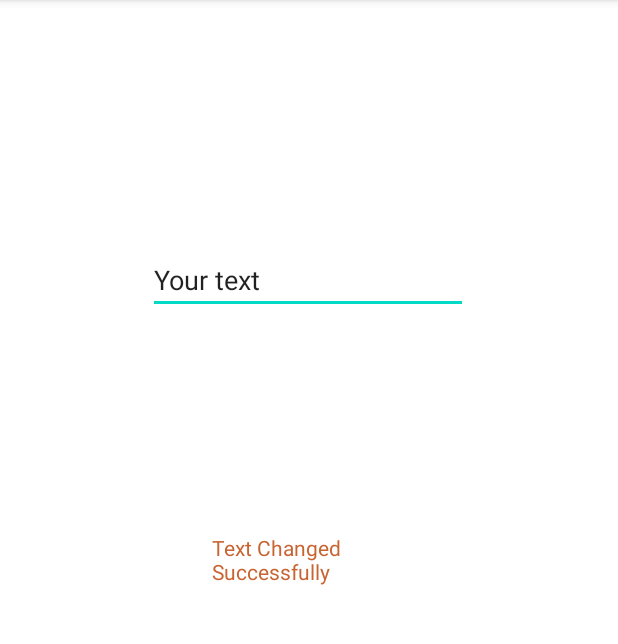
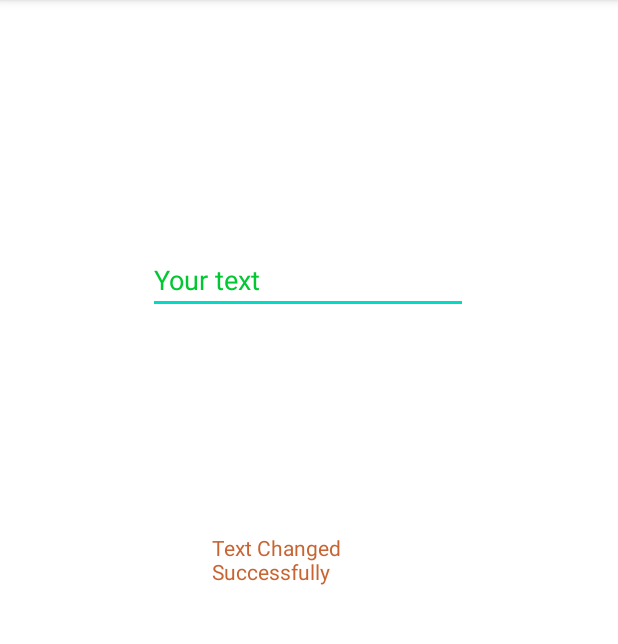
Before and after one commit to 0x337/Lab1-MADT, an Android app: the screen it shows after launch (MainActivity), after a tap on "CLICK TO CHANGE TEXTCOLOR", on a phone screen of 412 x 824 dp, the part 84-728 px from its top. Run offline under Robolectric (Android 15) with nearby library versions, the phone set to English and light mode, and no system bars; 1 other tap on this screen came first.

Commit message:
Added button to change Your text

```diff
--- a/app/src/main/java/com/example/myapplication/MainActivity.java
+++ b/app/src/main/java/com/example/myapplication/MainActivity.java
@@ -5,18 +5,21 @@ import androidx.appcompat.app.AppCompatActivity;
 import android.graphics.Color;
 import android.os.Bundle;
 import android.view.View;
+import android.widget.NumberPicker;
 import android.widget.TextView;
 
 
 public class MainActivity extends AppCompatActivity {
 
     private TextView textViewMain;
+    private TextView editText;
 
     @Override
     protected void onCreate(Bundle savedInstanceState) {
         super.onCreate(savedInstanceState);
         setContentView(R.layout.activity_main);
         this.textViewMain = findViewById(R.id.textViewMain);
+        this.editText = findViewById(R.id.editText);
     }
 
     public void onBtnClick(View view) {
@@ -25,6 +28,8 @@ public class MainActivity extends AppCompatActivity {
 
     public void onBtnClick2(View view) {
         textViewMain.setTextColor(Color.rgb(200,100,50));
+        editText.setTextColor(Color.rgb(0,200,50));
+
     }
     // this.TextColor.setTextColor("");
 }
--- a/app/src/main/res/layout/activity_main.xml
+++ b/app/src/main/res/layout/activity_main.xml
@@ -32,7 +32,7 @@
         app:layout_constraintVertical_bias="0.862" />
 
     <EditText
-        android:id="@+id/editTextTextPersonName"
+        android:id="@+id/editText"
         android:layout_width="wrap_content"
         android:layout_height="wrap_content"
         android:ems="10"
```
